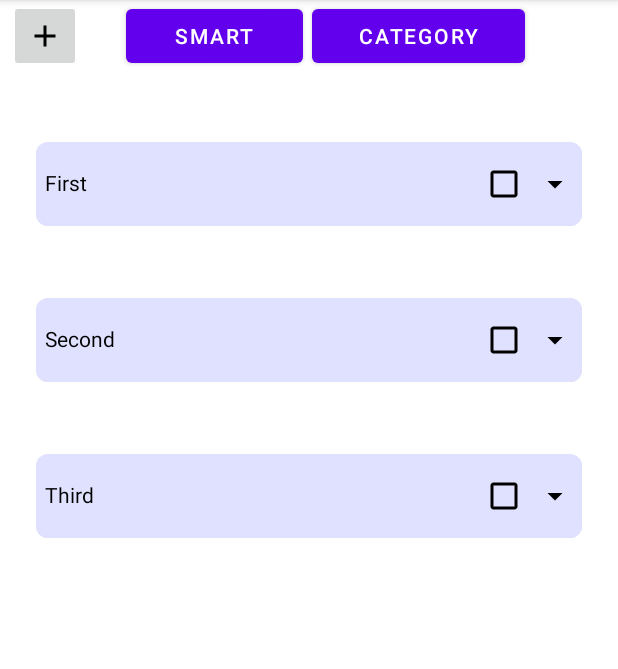
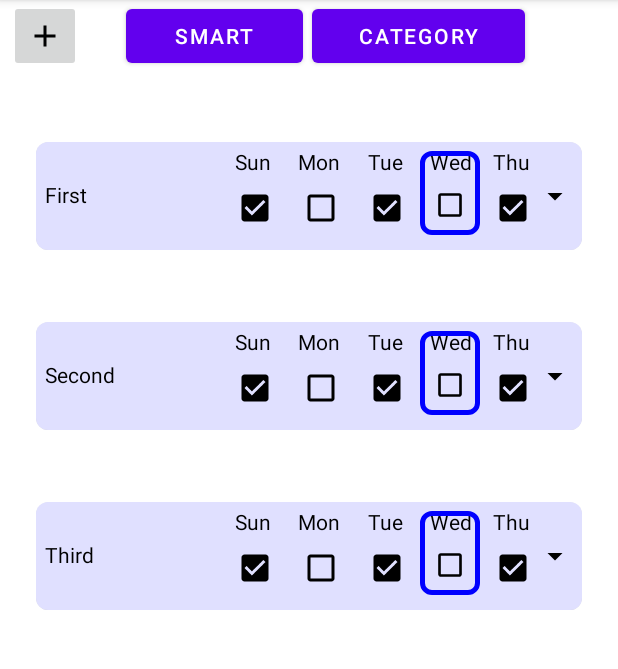
Before and after one commit to novykovd/routine-tracker-v2, an Android app built with Jetpack Compose: the screen it shows after launch (MainActivity), on a phone screen of 412 x 824 dp, the part 84-753 px from its top. Run offline under Robolectric (Android 15) with nearby library versions, the phone set to English and light mode, and no system bars; our stand-ins replace Room's generated code, livedata-compose.

Commit message:
ui update gamers

```diff
--- a/app/src/main/java/com/example/afinal/TaskListFragment.kt
+++ b/app/src/main/java/com/example/afinal/TaskListFragment.kt
@@ -7,6 +7,7 @@ import androidx.fragment.app.Fragment
 import android.view.LayoutInflater
 import android.view.View
 import android.view.ViewGroup
+import android.widget.CheckBox
 import androidx.compose.animation.animateContentSize
 import androidx.compose.animation.core.Spring
 import androidx.compose.animation.core.spring
@@ -15,8 +16,10 @@ import androidx.compose.foundation.gestures.detectTapGestures
 import androidx.compose.ui.platform.ComposeView
 
 import androidx.compose.foundation.interaction.MutableInteractionSource
+import androidx.compose.foundation.interaction.PressInteraction
 import androidx.compose.foundation.layout.*
 import androidx.compose.foundation.lazy.LazyColumn
+import androidx.compose.foundation.lazy.LazyRow
 import androidx.compose.foundation.lazy.items
 import androidx.compose.foundation.shape.RoundedCornerShape
 import androidx.compose.foundation.text.BasicTextField
@@ -38,6 +41,7 @@ import androidx.compose.ui.platform.LocalContext
 import androidx.compose.ui.platform.ViewCompositionStrategy
 import androidx.compose.ui.res.painterResource
 import androidx.compose.ui.semantics.Role
+import androidx.compose.ui.text.style.TextAlign
 import androidx.compose.ui.tooling.preview.Preview
 import androidx.compose.ui.unit.dp
 import androidx.lifecycle.VIEW_MODEL_STORE_OWNER_KEY
@@ -47,6 +51,7 @@ import androidx.lifecycle.ViewModelStoreOwner
 import androidx.lifecycle.viewmodel.compose.LocalViewModelStoreOwner
 import androidx.lifecycle.viewmodel.compose.viewModel
 import androidx.lifecycle.viewmodel.viewModelFactory
+import java.util.*
 
 
 class TaskListFragment : Fragment() {
@@ -115,6 +120,11 @@ class TaskListFragment : Fragment() {
             mutableStateOf(false)
         }
 
+        //variable for the week of year
+        var week = Calendar.getInstance().get(Calendar.WEEK_OF_YEAR)
+
+
+
         var color = Color(0xFFE0E0FF)
 
 
@@ -137,10 +147,12 @@ class TaskListFragment : Fragment() {
                     verticalAlignment = Alignment.CenterVertically
                 ) {
                     if(editing){
-                        BasicTextField(value = name, onValueChange = {}, modifier = Modifier.border(1.dp, Color.Black, RoundedCornerShape(4.dp)).weight(0.5f))}
+                        BasicTextField(value = name, onValueChange = {}, modifier = Modifier
+                            .border(1.dp, Color.Black, RoundedCornerShape(4.dp))
+                            .weight(0.5f))}
                     else{Text(text = name, Modifier.weight(0.5f))}
 
-                    ButtonCheck()
+                    CheckboxSpace()
 
                     Surface(
                         modifier = Modifier.pointerInput(Unit){
@@ -183,7 +195,10 @@ class TaskListFragment : Fragment() {
 
                             if(editing){
                                 BasicTextField(value = entity.rN, onValueChange = { text = it},
-                                    modifier = Modifier.border(1.dp, Color.Black, RoundedCornerShape(4.dp)).fillMaxHeight().fillMaxWidth())
+                                    modifier = Modifier
+                                        .border(1.dp, Color.Black, RoundedCornerShape(4.dp))
+                                        .fillMaxHeight()
+                                        .fillMaxWidth())
                             }else{Text(text = entity.rN)}
 
 
@@ -193,38 +208,48 @@ class TaskListFragment : Fragment() {
                             .weight(0.15f)
                             ) {
                             Column() {
-                                Box(modifier = Modifier.weight(0.3f).padding(6.dp)) {
+                                Box(modifier = Modifier
+                                    .weight(0.3f)
+                                    .padding(6.dp)) {
                                     var goals by remember { mutableStateOf("rND") }
 
                                     if (editing) {
                                         BasicTextField(
                                             value = goals, onValueChange = { goals = it },
-                                            modifier = Modifier.border(
+                                            modifier = Modifier
+                                                .border(
                                                     1.dp,
                                                     Color.Black,
                                                     RoundedCornerShape(4.dp)
-                                            ).fillMaxWidth().fillMaxHeight()
+                                                )
+                                                .fillMaxWidth()
+                                                .fillMaxHeight()
                                         )
                                     } else {
                                         Text(text = "G")
                                     }
                                 }
 
-                                Box(modifier = Modifier.weight(0.3f).padding(6.dp)) {
+                                Box(modifier = Modifier
+                                    .weight(0.3f)
+                                    .padding(6.dp)) {
 
                                     var importance by remember { mutableStateOf("rI") }
 
                                     if (editing) {
                                         BasicTextField(
                                             value = importance, onValueChange = { importance = it },
-                                            modifier = Modifier.border(
+                                            modifier = Modifier
+                                                .border(
                                                     1.dp,
                                                     Color.Black,
                                                     RoundedCornerShape(4.dp)
-                                            ).fillMaxWidth().fillMaxHeight()
+                                                )
+                                                .fillMaxWidth()
+                                                .fillMaxHeight()
                                         )
                                     } else {
-                                        Text(text = "I")
+                                        Text(text = week.toString())
                                     }
                                 }
 
@@ -244,10 +269,10 @@ class TaskListFragment : Fragment() {
 
     @Composable
     fun ButtonCheck(
-
+        isTrue : Boolean = false
     ){
-        var isEnabled = remember {
-            mutableStateOf(false)
+        var isEnabled by remember {
+            mutableStateOf(isTrue)
         }
 
         Row(
@@ -256,19 +281,17 @@ class TaskListFragment : Fragment() {
         ) {
 
 
-            Image(modifier = Modifier.clickable(
-                role = Role.RadioButton,
-                onClickLabel = null,
-                enabled = isEnabled.value,
-                interactionSource = MutableInteractionSource(),
-                indication = null,
-                onClick = {
-                    isEnabled.value = !(isEnabled.value)
+            Image(modifier = Modifier.pointerInput(Unit){
+                detectTapGestures(
+                    onTap = {
+                        isEnabled = !isEnabled
+                    }
+                )
             }
 
-            ), painter = painterResource(
+            , painter = painterResource(
                 when {
-                    isEnabled.value -> androidx.constraintlayout.widget.R.drawable.btn_checkbox_checked_mtrl
+                    isEnabled -> androidx.constraintlayout.widget.R.drawable.btn_checkbox_checked_mtrl
                     else -> androidx.appcompat.R.drawable.btn_checkbox_unchecked_mtrl
 
                 }
@@ -277,7 +300,49 @@ class TaskListFragment : Fragment() {
         }
     }
 
+    @Composable
+    fun weekCheckList(bl : List<Boolean>){
 
+        val list = listOf("Sun", "Mon", "Tue", "Wed", "Thu", "Fri", "Sat")
+        var calendar = Calendar.getInstance();
+        var dayofWeek = calendar.get(Calendar.DAY_OF_WEEK);
+
+        LazyRow(modifier = Modifier.width(210.dp)){
+            items(bl.size){
+                if(dayofWeek-1 == it){
+                        Box(modifier = Modifier
+                            .border(3.dp, Color.Blue, RoundedCornerShape(8.dp)).width(40.dp), contentAlignment = Alignment.Center){
+                            Column() {
+                            Text(text = list[it], textAlign = TextAlign.Center, modifier = Modifier.fillParentMaxWidth(
+                                0.2F
+                            ))
+                            ButtonCheck(bl[it])
+                            }
+                        }
+
+                }
+                else{
+                        Box(modifier = Modifier) {
+                            Column() {
+                                Text(
+                                    text = list[it],
+                                    textAlign = TextAlign.Center,
+                                    modifier = Modifier.fillParentMaxWidth(0.2F)
+                                )
+                                ButtonCheck(bl[it])
+                            }
+                        }
+                }
+
+            }
+        }
+    }
+
+    @Preview(showBackground = true)
+    @Composable
+    fun CheckboxSpace(){
+        weekCheckList(bl = listOf(true, false, true, false, true, false, true))
+    }
 
     @Composable
     fun TaskList(
@@ -285,9 +350,7 @@ class TaskListFragment : Fragment() {
         modifier: Modifier = Modifier,
     ){
 
-
             val Entities by viewModel.show().observeAsState(listOf())
-
 
             LazyColumn(modifier = modifier.padding(vertical = 4.dp)){
                 items(items = Entities,
```
Lines whose indentation alone changed are shown as unchanged.
